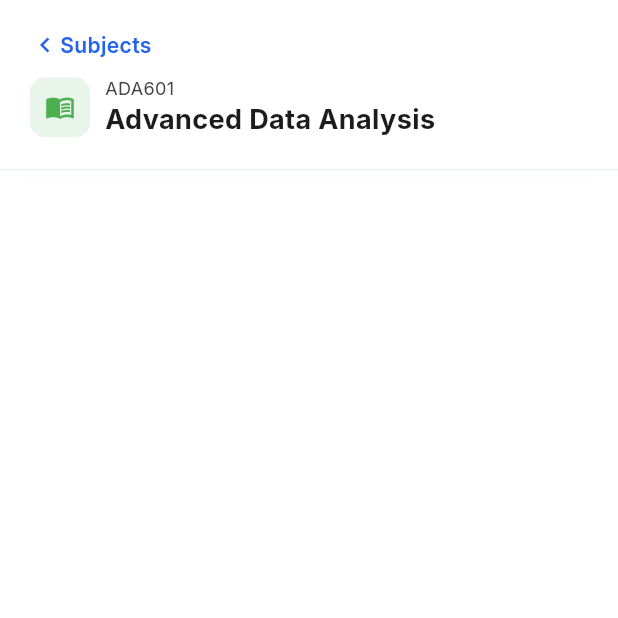
After one commit to NourAlHoudaRifaieh/Uni_Connect, a Flutter app: the SubjectScreen screen opened directly, after a tap on "ADA601", on a phone screen of 412 x 824 dp, the top half of it. The commit adds this screen. Run offline on Flutter 3.47's test engine with Material 3 defaults, Android fonts, the light colour scheme and no system bars; our stand-ins replace cloud_firestore, firebase_auth, firebase_core, go_router, google_fonts, lottie and 1 more; accounts and stored records are empty.

Commit message:
created shubject details screen

```diff
--- a/lib/features/feed/presentation/home_screen.dart
+++ b/lib/features/feed/presentation/home_screen.dart
@@ -121,7 +121,7 @@ class _HomeScreenState extends State <HomeScreen>{
     // final filteredPosts = selectedCategory == 'All'
     //     ? posts
     //     : posts.where((p) => p.category == selectedCategory).toList();
-    final displyadPosts = _filteredPosts;
+    final displaydPosts = _filteredPosts;
 
     return Scaffold(
       backgroundColor: Colors.white,
@@ -206,7 +206,7 @@ class _HomeScreenState extends State <HomeScreen>{
             ),
             SizedBox(height:10),
             Expanded(
-              child: displyadPosts.isEmpty
+              child: displaydPosts.isEmpty
                 ? Center(
                   child: Column(
                     mainAxisAlignment: MainAxisAlignment.center,
@@ -234,10 +234,10 @@ class _HomeScreenState extends State <HomeScreen>{
                   )
                 : ListView.builder(
                   padding: const EdgeInsets.symmetric(horizontal: 20),
-                  itemCount: displyadPosts.length,
+                  itemCount: displaydPosts.length,
                   itemBuilder: (context, index) {
                     return PostCard(
-                      data: displyadPosts[index],
+                      data: displaydPosts[index],
                       onTap: () {
                         // will open post detail screen later
                       },
--- /dev/null
+++ b/lib/features/feed/presentation/subject_details_screen.dart
@@ -0,0 +1,244 @@
+import 'package:flutter/material.dart';
+import 'package:google_fonts/google_fonts.dart';
+import 'package:uni_connect/features/feed/presentation/subject_screen.dart';
+import 'package:uni_connect/features/feed/presentation/widgets/post_card.dart';
+
+class SubjectDetailsScreen extends StatelessWidget {
+
+  final SubjectData subject;
+  // final PostCardData postInfo;
+
+  SubjectDetailsScreen({
+    super.key,
+    required this.subject,
+    // required this.postInfo,
+  });
+
+
+  @override
+  Widget build(BuildContext context) {
+    // TODO: implement build
+    return Scaffold(
+      backgroundColor: Colors.white,
+      body:SafeArea(
+        child: Column(
+          crossAxisAlignment: CrossAxisAlignment.start,
+          children: [
+            Padding(
+              padding: EdgeInsets.all(20),
+              child: Column(
+                children: [
+                  GestureDetector(
+                    onTap: (){
+                      Navigator.pop(context);
+                    },
+                    child: Row(
+                      children: [
+                        Icon(Icons.chevron_left, color: Color(0xFF2563EB), size:20),
+                        Text('Subjects', style: GoogleFonts.inter(color: Color(0xFF2563EB), fontWeight: FontWeight.w600)),
+                      ],
+                    ),
+                  ),
+                  SizedBox(height:10),
+                  Row(
+                    mainAxisAlignment: MainAxisAlignment.start,
+                    children: [
+                      Container(
+                        width: 40,
+                        height: 40,
+                        decoration: BoxDecoration(
+                          color: subject.color.withOpacity(0.12),
+                          borderRadius: BorderRadius.circular(10),
+                        ),
+                        child: Icon(subject.icon, color: subject.color, size:20),
+                      ),
+                      SizedBox(width:10),
+                      Column(
+                        crossAxisAlignment: CrossAxisAlignment.start,
+                        children: [
+                          Text(
+                            subject.code,
+                            style: GoogleFonts.inter(
+                                fontSize: 12,
+                                color: Colors.grey.shade800
+                            ),
+                          ),
+                          Text( subject.title,
+                              style: GoogleFonts.inter(fontSize: 18, fontWeight:  FontWeight.bold)
+                          ),
+                        ],
+                      ),
+                    ],
+                  ),
+                ],
+              ),
+            ),
+            Container(
+              height: 1,
+              width: double.infinity,
+              decoration: BoxDecoration(
+                border: Border(
+                  bottom: BorderSide(
+                    color: Color(0xFFF1F5F9),
+                    width:1.5,
+                  ),
+                ),
+                color: Colors.white,
+                boxShadow: [
+                  BoxShadow(
+                    color: Colors.black.withOpacity(0.03),
+                    blurRadius: 10,
+                    offset:Offset(0,8),
+                  ),
+                ],
+              ),
+            ),
+            SizedBox(height:15),
+            // Expanded(
+            //   child: displyadPosts.isEmpty
+            //       ? Center(
+            //     child: Column(
+            //       mainAxisAlignment: MainAxisAlignment.center,
+            //       children: [
+            //         Container(
+            //           width:70,
+            //           height:70,
+            //           decoration: BoxDecoration(
+            //             color: Color(0xFFF3F4F6),
+            //             borderRadius: BorderRadius.circular(20),
+            //           ),
+            //           child:  Icon(Icons.article_outlined , size:36, color: Color(0xFF9CA3AF)),
+            //         ),
+            //         SizedBox(height:16),
+            //         Text(
+            //           _searchController.text.trim().isEmpty ? 'No results found for ${_searchController.text.trim()}' : 'No posts in this category',
+            //           style: GoogleFonts.inter(
+            //             fontSize: 16,
+            //             fontWeight: FontWeight.bold,
+            //             color: Color(0xFF6B7280),
+            //           ),
+            //         ),
+            //       ],
+            //     ),
+            //   )
+            //       : ListView.builder(
+            //     padding: const EdgeInsets.symmetric(horizontal: 20),
+            //     itemCount: displyadPosts.length,
+            //     itemBuilder: (context, index) {
+            //       return PostCard(
+            //         data: displyadPosts[index],
+            //         onTap: () {
+            //           // will open post detail screen later
+            //         },
+            //       );
+            //     },
+            //   ),
+            // ),
+            // Expanded(
+            //   child: SingleChildScrollView(
+            //     padding: EdgeInsets.symmetric(horizontal:20, vertical:10),
+            //     child: Column(
+            //       crossAxisAlignment: CrossAxisAlignment.start,
+            //       children: [
+            //         Text('Select Subject', style: GoogleFonts.inter(fontWeight:FontWeight.w600, fontSize:15)),
+            //         SizedBox(height:8),
+            //         Wrap(
+            //           spacing: 10,
+            //           runSpacing: 10,
+            //           children: subjects.map((s){
+            //             bool isSelected = s == selectedSubject;
+            //             return GestureDetector(
+            //               onTap: (){
+            //                 setState(() {
+            //                   selectedSubject = s;
+            //                 });
+            //               },
+            //               child: Container(
+            //                 padding: EdgeInsets.symmetric(horizontal:14, vertical:14),
+            //                 decoration: BoxDecoration(
+            //                   color: isSelected ? Color(0xFFEFF6FF) : Colors.white,
+            //                   borderRadius: BorderRadius.circular(20),
+            //                   border: Border.all(
+            //                     color: isSelected ? Color(0xFF2563EB) : Colors.grey.shade300,
+            //                   ),
+            //                 ),
+            //                 child: Text(
+            //                   s,
+            //                   style: GoogleFonts.inter(
+            //                     fontSize: 13,
+            //                     fontWeight:FontWeight.w600,
+            //                     color: isSelected ? Color(0xFF2563EB) : Colors.black87,
+            //                   ),
+            //                 ),
+            //               ),
+            //             );
+            //           }).toList(),
+            //         ),
+            //         SizedBox(height:20),
+            //         CustomFormField(
+            //           label:'Title',
+            //           hint: 'What is your question or topic',
+            //           controller: _titleController,
+            //         ),
+            //         SizedBox(height:20),
+            //         CustomFormField(
+            //           label: 'Description',
+            //           maxLines: 5,
+            //           hint: 'Describe in detail - the more context you give, the better responses you will get',
+            //           controller: _descriptionController,
+            //         ),
+            //         SizedBox(height:20),
+            //         Container(
+            //           width: double.infinity,
+            //           padding: const EdgeInsets.all(14),
+            //           decoration: BoxDecoration(
+            //             color:  Color(0xFFEFF6FF),
+            //             borderRadius: BorderRadius.circular(20),
+            //             border: Border.all(
+            //               color: Color(0xFF2563EB),
+            //               width:1,
+            //             ),
+            //           ),
+            //           child: Column(
+            //             crossAxisAlignment: CrossAxisAlignment.start,
+            //             children: [
+            //               Row(
+            //                 children: [
+            //                   Icon(Icons.auto_awesome, color: Color(0xFF2563EB),size:20),
+            //                   SizedBox(width:10),
+            //                   Text(
+            //                     'Smart AI Categorization',
+            //                     style: GoogleFonts.inter(
+            //                       color: Color(0xFF2563EB),
+            //                       fontWeight: FontWeight.bold,
+            //                       fontSize: 14,
+            //                     ),
+            //                   ),
+            //                 ],
+            //               ),
+            //               Text(
+            //                 'When you publish, AI will analyze your title and description to assign the right category automatically',
+            //                 style: GoogleFonts.inter(
+            //                   color: Color(0xFF2563EB),
+            //                   fontSize: 13,
+            //                   fontWeight: FontWeight.w500,
+            //                 ),
+            //               ),
+            //             ],
+            //           ),
+            //         ),
+            //         SizedBox(height:30),
+            //         CustomElevatedButton(
+            //             text: 'Analyse & Publish',
+            //             onPressed: (){}
+            //         ),
+            //       ],
+            //     ),
+            //   ),
+            // ),
+          ],
+        ),
+      ),
+    );
+  }
+}
--- a/lib/features/feed/presentation/subject_screen.dart
+++ b/lib/features/feed/presentation/subject_screen.dart
@@ -1,5 +1,6 @@
 import 'package:flutter/material.dart';
 import 'package:google_fonts/google_fonts.dart';
+import 'package:uni_connect/features/feed/presentation/subject_details_screen.dart';
 
 class SubjectData{
   final String code;
@@ -108,7 +109,14 @@ class SubjectScreen extends StatelessWidget {
                       ),
                       itemBuilder: (context , index){
                         SubjectData subject = subjects[index];
-                        return Container(
+                        return GestureDetector(
+                          onTap: (){
+                            Navigator.push(
+                              context,
+                              MaterialPageRoute(builder: (context)=> SubjectDetailsScreen(subject:subject)),
+                            );
+                          },
+                          child: Container(
                             padding: EdgeInsets.all(14),
                             decoration: BoxDecoration(
                               color: Colors.white,
@@ -162,7 +170,63 @@ class SubjectScreen extends StatelessWidget {
                                 ),
                               ],
                             ),
+                          ),
                         );
+                        // return Container(
+                        //   padding: EdgeInsets.all(14),
+                        //   decoration: BoxDecoration(
+                        //     color: Colors.white,
+                        //     borderRadius: BorderRadius.circular(20),
+                        //     border: Border.all(color: Colors.grey.shade200),
+                        //   ),
+                        //   child:  Column(
+                        //     crossAxisAlignment: CrossAxisAlignment.start,
+                        //     children: [
+                        //       Container(
+                        //         width: 40,
+                        //         height: 40,
+                        //         decoration: BoxDecoration(
+                        //           color: subject.color.withOpacity(0.12),
+                        //           borderRadius: BorderRadius.circular(10),
+                        //         ),
+                        //         child: Icon(subject.icon, color: subject.color, size:20),
+                        //       ),
+                        //       SizedBox(height:10),
+                        //       Text(
+                        //         subject.code,
+                        //         style: GoogleFonts.inter(
+                        //             fontSize: 11,
+                        //             color: Colors.grey.shade500
+                        //         ),
+                        //       ),
+                        //       SizedBox(height:2),
+                        //       Text(
+                        //         subject.title,
+                        //         style: GoogleFonts.inter(
+                        //             fontSize: 14, fontWeight: FontWeight.bold
+                        //         ),
+                        //       ),
+                        //       Spacer(),
+                        //       Row(
+                        //         children: [
+                        //           Container(
+                        //             width:6,
+                        //             height:6,
+                        //             decoration: BoxDecoration(
+                        //               color: subject.color,
+                        //               shape: BoxShape.circle,
+                        //             ),
+                        //           ),
+                        //           SizedBox(width:6),
+                        //           Text(
+                        //               '${subject.postCount} posts',
+                        //               style: GoogleFonts.inter(fontSize: 11, color: Colors.grey.shade500)
+                        //           ),
+                        //         ],
+                        //       ),
+                        //     ],
+                        //   ),
+                        // );
                       },
                     ),
                     SizedBox(height:20),
```
Lines whose indentation alone changed are shown as unchanged.
